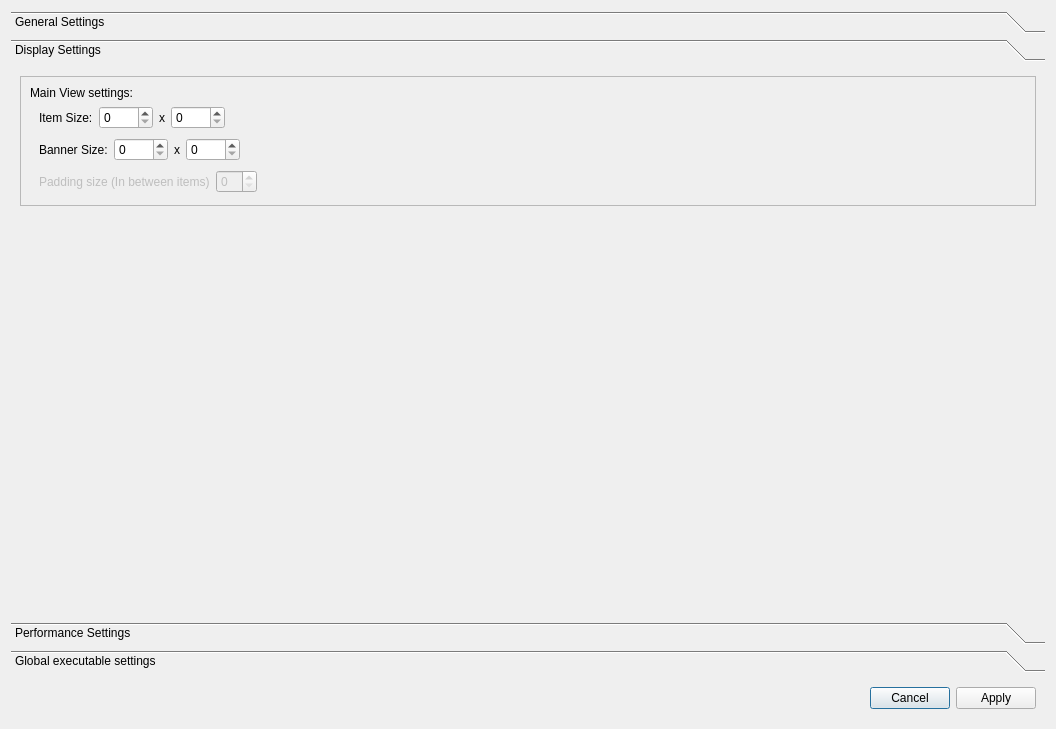
KJNeko/Atlas, file src/ui/dialog/SettingsDialog.ui: the form before one commit.
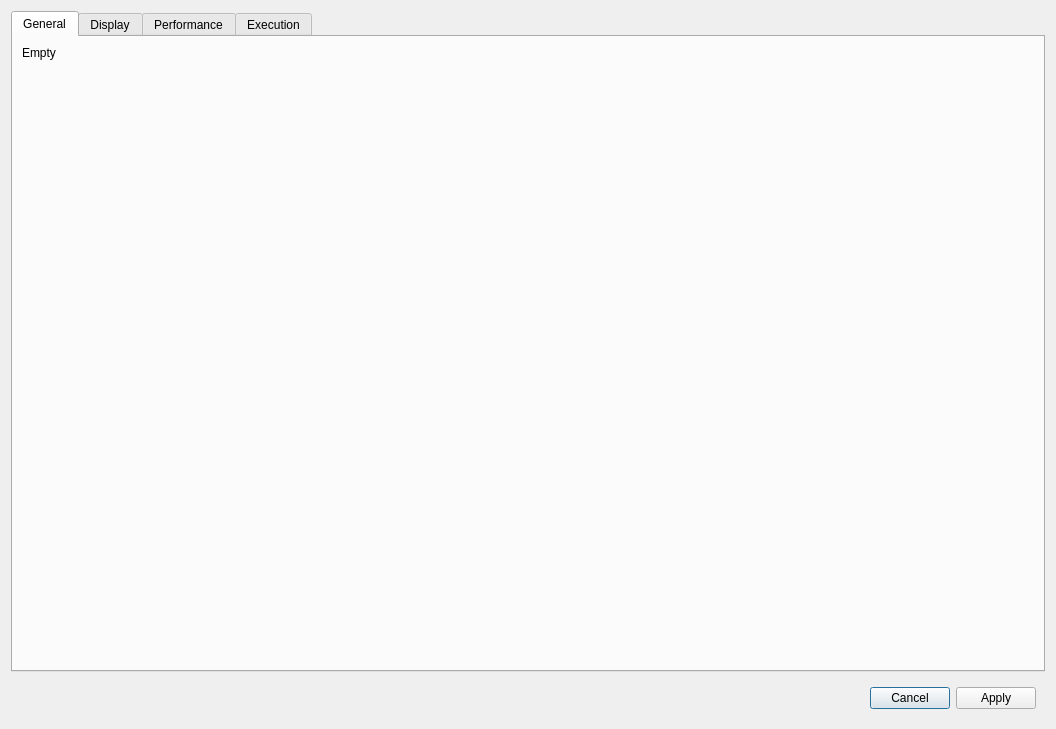
The form after the commit. The open tabs and pages were chosen to show the change.

Commit message: Fixes #15 by making it all tabs.

```diff
--- a/src/ui/dialog/SettingsDialog.ui
+++ b/src/ui/dialog/SettingsDialog.ui
@@ -15,26 +15,15 @@
   </property>
   <layout class="QVBoxLayout" name="verticalLayout">
    <item>
-    <widget class="QToolBox" name="toolBox">
-     <property name="enabled">
-      <bool>true</bool>
-     </property>
+    <widget class="QTabWidget" name="tabWidget">
      <property name="currentIndex">
       <number>3</number>
      </property>
-     <widget class="QWidget" name="page">
-      <property name="geometry">
-       <rect>
-        <x>0</x>
-        <y>0</y>
-        <width>1038</width>
-        <height>533</height>
-       </rect>
-      </property>
-      <attribute name="label">
-       <string>General Settings</string>
+     <widget class="QWidget" name="GeneralSettings">
+      <attribute name="title">
+       <string>General</string>
       </attribute>
-      <layout class="QVBoxLayout" name="verticalLayout_2">
+      <layout class="QVBoxLayout" name="verticalLayout_7">
        <item>
         <widget class="QLabel" name="label">
          <property name="text">
@@ -42,21 +31,26 @@
          </property>
         </widget>
        </item>
+       <item>
+        <spacer name="verticalSpacer_5">
+         <property name="orientation">
+          <enum>Qt::Vertical</enum>
+         </property>
+         <property name="sizeHint" stdset="0">
+          <size>
+           <width>20</width>
+           <height>40</height>
+          </size>
+         </property>
+        </spacer>
+       </item>
       </layout>
      </widget>
-     <widget class="QWidget" name="page_2">
-      <property name="geometry">
-       <rect>
-        <x>0</x>
-        <y>0</y>
-        <width>1038</width>
-        <height>533</height>
-       </rect>
-      </property>
-      <attribute name="label">
-       <string>Display Settings</string>
+     <widget class="QWidget" name="tab_2">
+      <attribute name="title">
+       <string>Display</string>
       </attribute>
-      <layout class="QVBoxLayout" name="verticalLayout_3">
+      <layout class="QVBoxLayout" name="verticalLayout_8">
        <item>
         <widget class="QFrame" name="frame_4">
          <property name="frameShape">
@@ -275,35 +269,27 @@
             </layout>
            </widget>
           </item>
+          <item>
+           <spacer name="verticalSpacer_4">
+            <property name="orientation">
+             <enum>Qt::Vertical</enum>
+            </property>
+            <property name="sizeHint" stdset="0">
+             <size>
+              <width>20</width>
+              <height>40</height>
+             </size>
+            </property>
+           </spacer>
+          </item>
          </layout>
         </widget>
        </item>
-       <item>
-        <spacer name="verticalSpacer_2">
-         <property name="orientation">
-          <enum>Qt::Vertical</enum>
-         </property>
-         <property name="sizeHint" stdset="0">
-          <size>
-           <width>20</width>
-           <height>40</height>
-          </size>
-         </property>
-        </spacer>
-       </item>
       </layout>
      </widget>
-     <widget class="QWidget" name="page_3">
-      <property name="geometry">
-       <rect>
-        <x>0</x>
-        <y>0</y>
-        <width>1038</width>
-        <height>533</height>
-       </rect>
-      </property>
-      <attribute name="label">
-       <string>Performance Settings</string>
+     <widget class="QWidget" name="tab_3">
+      <attribute name="title">
+       <string>Performance</string>
       </attribute>
       <layout class="QVBoxLayout" name="verticalLayout_4">
        <item>
@@ -351,9 +337,9 @@
        </item>
       </layout>
      </widget>
-     <widget class="QWidget" name="page_4">
-      <attribute name="label">
-       <string>Global executable settings</string>
+     <widget class="QWidget" name="tab_4">
+      <attribute name="title">
+       <string>Execution</string>
       </attribute>
       <layout class="QVBoxLayout" name="verticalLayout_5">
        <item>
```
Left out of the diff: 6 changed lines with no effect on the pictures.
